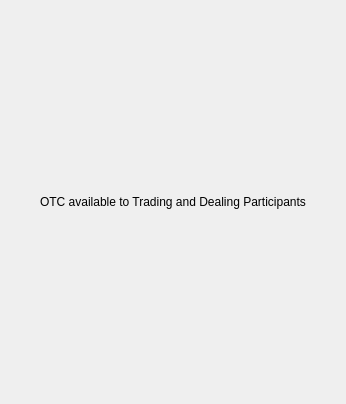
Qt form BlockSettleUILib/OTCParticipantShield.ui (BlockSettle/terminal) before a commit.
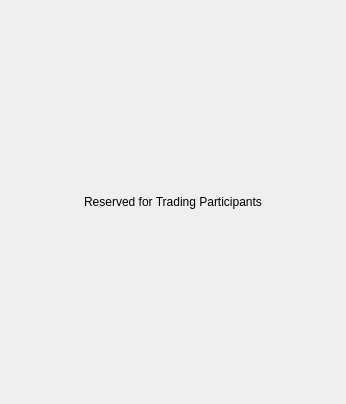
The same form after that commit.

Commit message: Updated text for non-participant OTC users

Diff of the .ui file:
```diff
--- a/BlockSettleUILib/OTCParticipantShield.ui
+++ b/BlockSettleUILib/OTCParticipantShield.ui
@@ -32,7 +32,7 @@
    <item>
     <widget class="QLabel" name="label">
      <property name="text">
-      <string>OTC available to Trading and Dealing Participants</string>
+      <string>Reserved for Trading Participants</string>
      </property>
      <property name="alignment">
       <set>Qt::AlignCenter</set>
```
